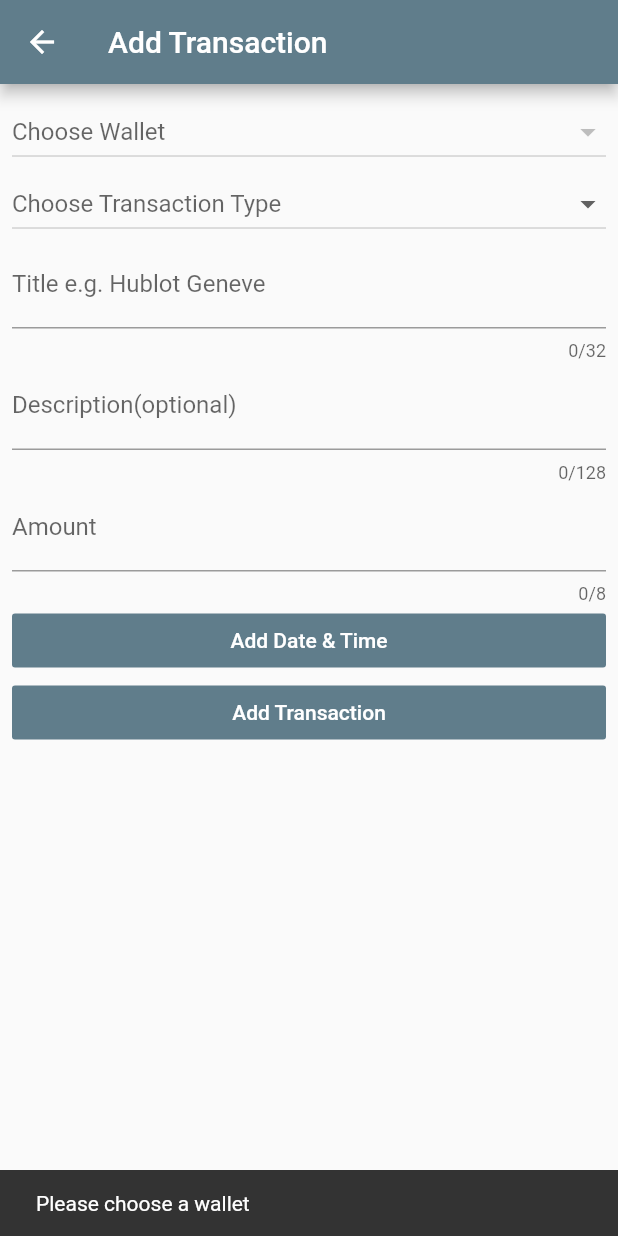
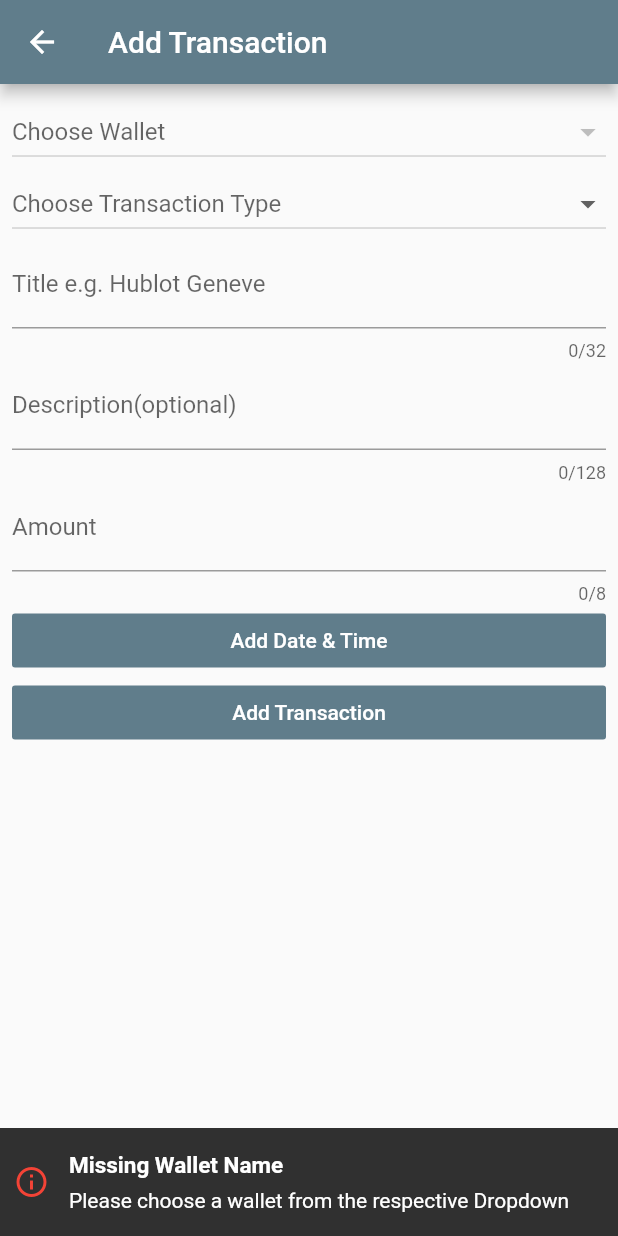
Before and after one commit to uzairamer/mywallet, a Flutter app: the AddTransactionPage screen opened directly, after a tap on "Add Transaction", on a phone screen of 412 x 824 dp. Run offline on Flutter 3.47's test engine with Material 2 defaults, Android fonts, the phone set to English and light mode, and no system bars; our stand-ins replace flushbar, moor_flutter, shared_preferences, sqflite; missing offline and left inert: flutter_fab_dialer; accounts and stored records are empty; generated files the repository leaves out were written again; statements that could not run were skipped.

Commit message:
Removed other toasting mechanisms and introduced flushbar

```diff
--- a/lib/main.dart
+++ b/lib/main.dart
@@ -1,8 +1,8 @@
+import 'package:flushbar/flushbar.dart';
 import 'package:flutter/material.dart';
 import 'package:flutter_fab_dialer/flutter_fab_dialer.dart';
 import 'package:shared_preferences/shared_preferences.dart';
 import 'package:provider/provider.dart';
-import 'package:easy_alert/easy_alert.dart';
 
 import './moor/moor_database.dart';
 import './myWidgets/WalletWidget.dart';
@@ -11,7 +11,7 @@ import './myWidgets/TransactionListItem.dart';
 import './myPages/AddWalletPage.dart';
 import './myPages/AddTransactionPage.dart';
 
-void main() => runApp(AlertProvider(child: MyApp()));
+void main() => runApp(MyApp());
 final String appName = "Auditor";
 
 class MyApp extends StatelessWidget {
@@ -105,7 +105,12 @@ class _MyHomePageState extends State<MyHomePage> {
       response = 'New Wallet has been added.';
     else
       response = 'There was an error while adding the Wallet. Perhaps you should check the name';
-    Alert.toast(context, response, position: ToastPosition.bottom, duration: ToastDuration.long);
+    Flushbar(
+      message: response,
+      icon: result ? Icon(Icons.check, color: Colors.blue,) : Icon(Icons.error_outline, color: Colors.red,),
+      duration: Duration(seconds: 4),
+    )..show(context);
+//    Alert.toast(context, response, position: ToastPosition.bottom, duration: ToastDuration.long);
   }
 
   void _onAddCategory() {}
--- a/lib/myPages/AddTransactionPage.dart
+++ b/lib/myPages/AddTransactionPage.dart
@@ -1,3 +1,4 @@
+import 'package:flushbar/flushbar.dart';
 import 'package:flutter/material.dart';
 import 'package:provider/provider.dart';
 import 'package:mywallet/Utils.dart';
@@ -26,7 +27,6 @@ class AddTransactionPageForm extends StatefulWidget {
 }
 
 class AddTransactionPageFormState extends State<AddTransactionPageForm> {
-
   int walletId;
   int spentOrAdd;
   double amount;
@@ -59,50 +59,49 @@ class AddTransactionPageFormState extends State<AddTransactionPageForm> {
     return null;
   }
 
+  validationFlushBar(BuildContext context, {@required title, @required message}){
+    Flushbar(
+      title: title,
+      message: message,
+      duration: Duration(seconds: 4),
+      icon: Icon(Icons.info_outline, color: Colors.red,),
+      forwardAnimationCurve: Curves.elasticInOut,
+      reverseAnimationCurve: Curves.decelerate,
+    )..show(context);
+  }
+
   bool validate() {
     if (this.walletName == null || this.walletName == "") {
-      Scaffold.of(context).showSnackBar(new SnackBar(
-        content: new Text("Please choose a wallet"),
-      ));
+      validationFlushBar(context, title: "Missing Wallet Name", message: 'Please choose a wallet from the respective Dropdown');
       return false;
     }
 
     if (transactionType == null || transactionType == "") {
-      Scaffold.of(context).showSnackBar(new SnackBar(
-        content: new Text("Please choose a Transaction Type"),
-      ));
+      validationFlushBar(context, title: "Missing Transaction Type", message: 'Please choose a Transaction Type from the respective Dropdown');
       return false;
     }
 
     if (title == "" || title == null) {
-      Scaffold.of(context).showSnackBar(new SnackBar(
-        content: new Text("Please choose a Title"),
-      ));
+      validationFlushBar(context, title: 'Missing Title', message: 'Please choose a title for this Transaction');
       return false;
     }
 
     if (amount == null) {
-      Scaffold.of(context).showSnackBar(new SnackBar(
-        content: new Text("Please choose an Amount"),
-      ));
+      validationFlushBar(context, title: 'Missing Amount', message: 'Please choose an amount for this Transaction');
       return false;
     }
     if (this.amount > this.currentChosenWallet.initialAmount && TransactionTypeMap[transactionType] == 1) {
-      Scaffold.of(context).showSnackBar(new SnackBar(
-        content: new Text("Amount is greater than the amount available in wallet"),
-      ));
+      validationFlushBar(context, title: 'Invalid Amount', message: 'Amount cannot be greater than the amount available in Wallet');
       return false;
     }
 
     double amountTotal = this.amount + this.currentChosenWallet.initialAmount;
     if (amountTotal < this.amount || amountTotal < this.currentChosenWallet.initialAmount) {
-      Scaffold.of(context).showSnackBar(new SnackBar(
-        content: new Text("Overflowed. Please choose the Amount appropriately"),
-      ));
+      validationFlushBar(context, title: 'Invalid Amount', message: 'Amount oveflowed. Please choose a valid amount');
       return false;
     }
 
-    if (dateTime == null){
+    if (dateTime == null) {
       setState(() {
         dateTime = DateTime.now();
         dateTimeFormatted = dateTime_yMedjm(dateTime);
@@ -110,8 +109,6 @@ class AddTransactionPageFormState extends State<AddTransactionPageForm> {
     }
 
     return true;
-
-
   }
 
   @override
@@ -265,7 +262,8 @@ class AddTransactionPageFormState extends State<AddTransactionPageForm> {
                   description: this.description ?? 'No Description was Provided',
                   transactionType: TransactionTypeMap[this.transactionType],
                   categoryName: 'Other',
-                  walletName: this.currentChosenWallet.name, id: null,
+                  walletName: this.currentChosenWallet.name,
+                  id: null,
                 );
                 if (TransactionTypeMap[transactionType] == 1) {
                   this.amount *= -1; // Spend Amount
@@ -279,11 +277,7 @@ class AddTransactionPageFormState extends State<AddTransactionPageForm> {
                     database.updateWallet(wallet).then((_) {
                       Navigator.of(context).pop(true);
                     }).catchError((_) async {
-                      Scaffold.of(context).showSnackBar(
-                        new SnackBar(
-                          content: new Text("There was some error in processing the wallet. Rolling back transaction"),
-                        ),
-                      );
+                      validationFlushBar(context, title: 'Encountered Error', message: 'There was some error in processing the wallet. Rolling back transaction');
                       await database.deleteTransaction(transaction);
                     });
                   },
--- a/pubspec.yaml
+++ b/pubspec.yaml
@@ -25,9 +25,9 @@ dependencies:
   moor_flutter: ^1.6.0
   provider: ^3.0.0+1
   flutter_fab_dialer: ^0.1.1
-  fluttertoast: ^3.1.0
-  easy_alert: ^0.0.2
   shared_preferences: ^0.5.3+4
+  flushbar: ^1.8.2
+
 
 
   # The following adds the Cupertino Icons font to your application.
```
